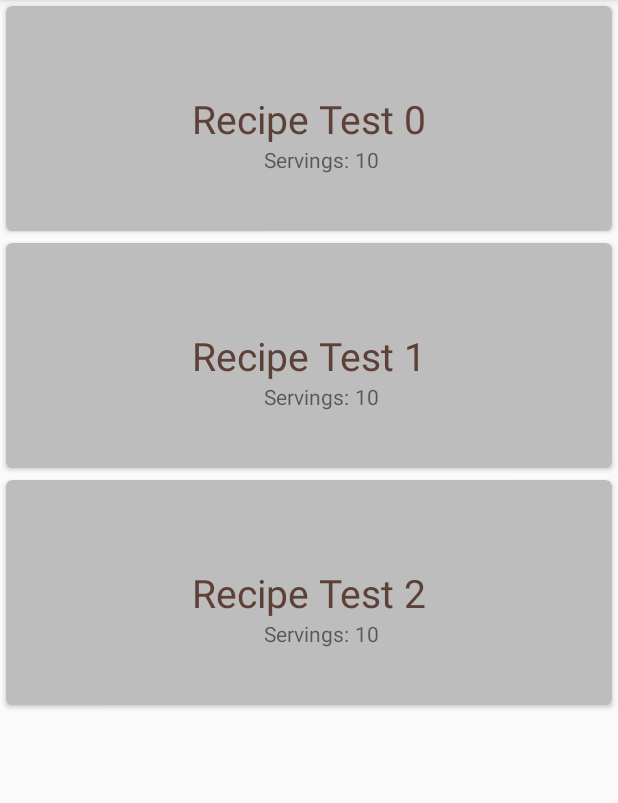
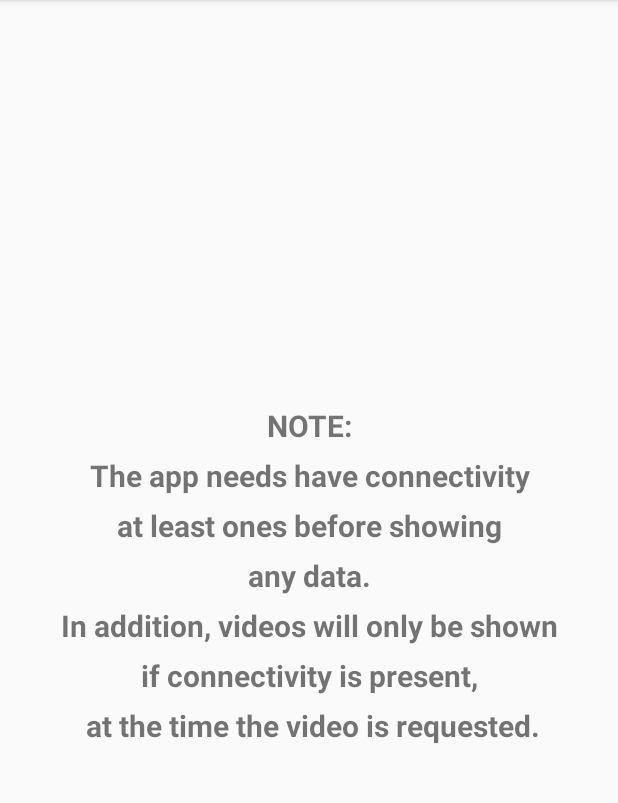
Before and after one commit to roblebob/ud801_BakingApp, an Android app: the screen it shows after launch (MainActivity), on a phone screen of 412 x 824 dp, the part 84-887 px from its top. Run offline under Robolectric (Android 15) with nearby library versions, the phone set to English and light mode, and no system bars; our stand-ins replace Room's generated code.

Commit message:
included empty page note when app starts the first time and no conectivity is present

```diff
--- a/app/src/main/java/com/roblebob/ud801_bakingapp/data/AppRepository.java
+++ b/app/src/main/java/com/roblebob/ud801_bakingapp/data/AppRepository.java
@@ -51,45 +51,25 @@ public class AppRepository {
     }
 
 
-
+    /**
+     *  methods providing the view models with the required live data from the database
+     */
 
     public LiveData<List<Recipe>> getRecipeListLive() {
         return mRecipeDao.loadRecipeListLive();
     }
-
     public LiveData<List<Ingredient>> getIngredientListLive(String recipeName) {
         return mIngredientDao.loadIngredientsLive(recipeName);
     }
-
-
-
-
     public LiveData<List<Step>> getStepListLive(String recipeName) {
         return mStepDao.loadStepListLive(recipeName);
     }
 
 
-
-
-
-
-    public void insert( Recipe recipe) {
-        Executors.getInstance().diskIO().execute( () -> mRecipeDao.insert( recipe));
-    }
-    public void insert( Ingredient ingredient) {
-        Executors.getInstance().diskIO().execute( () -> mIngredientDao.insert( ingredient));
-    }
-    public void insert( Step step) {
-        Executors.getInstance().diskIO().execute( () -> mStepDao.insert( step));
-    }
-    public void insert(AppState appState) {
-        Executors.getInstance().diskIO().execute( () -> mAppStateDao.insert( appState));
-    }
-
-
-
-
-
+    /**
+     *  Integrates the necessary data into the room database by first sending the http request,
+     *  then parse the string response throw json to entities of the data model.
+     */
 
     public void integrate() {
         Executors.getInstance().networkIO().execute( () -> {
@@ -140,16 +120,35 @@ public class AppRepository {
                 e.printStackTrace();
                 Log.e(this.getClass().getSimpleName(), "Error, while gathering json data");
             }
-
         });
     }
 
 
+    /**
+     * This method returns the entire result from the HTTP response, using the third party library
+     * OkHttp (part of the integration process)
+     *
+     * @param urlString The URL to fetch the HTTP response from (as a String and NOT as URL).
+     * @return The contents of the HTTP response.
+     * @throws IOException ...
+     */
+
+    public static String getResponseFromHttpUrl_OkHttp(String urlString)  throws IOException {
+
+        final OkHttpClient client = new OkHttpClient();
+
+        Request request = new Request.Builder()
+                .url(urlString)
+                .build();
+
+        try (Response response = client.newCall(request).execute()) {
+            return response.body().string();
+        }
+    }
 
 
-
-    /* *********************************************************************************************
-     * This method returns the entire result from the HTTP response.
+    /**
+     * (old/deprecated) This method returns the entire result from the HTTP response.
      *
      * @param   urlString The URL to fetch the HTTP response from (as a String and NOT as URL).
      * @return  The contents of the HTTP response.
@@ -174,20 +173,21 @@ public class AppRepository {
 
 
 
+    /**
+     * Insert a entities of the data model into the database
+     * (overloaded methods, part of the integration process)
+     */
 
-
-
-    public static String getResponseFromHttpUrl_OkHttp(String urlString)  throws IOException {
-
-        final OkHttpClient client = new OkHttpClient();
-
-        Request request = new Request.Builder()
-                .url(urlString)
-                .build();
-
-        try (Response response = client.newCall(request).execute()) {
-            return response.body().string();
-        }
-
+    public void insert( Recipe recipe) {
+        Executors.getInstance().diskIO().execute( () -> mRecipeDao.insert( recipe));
+    }
+    public void insert( Ingredient ingredient) {
+        Executors.getInstance().diskIO().execute( () -> mIngredientDao.insert( ingredient));
+    }
+    public void insert( Step step) {
+        Executors.getInstance().diskIO().execute( () -> mStepDao.insert( step));
+    }
+    public void insert(AppState appState) {
+        Executors.getInstance().diskIO().execute( () -> mAppStateDao.insert( appState));
     }
 }
--- a/app/src/main/java/com/roblebob/ud801_bakingapp/ui/MasterListFragment.java
+++ b/app/src/main/java/com/roblebob/ud801_bakingapp/ui/MasterListFragment.java
@@ -6,6 +6,7 @@ import android.util.Log;
 import android.view.LayoutInflater;
 import android.view.View;
 import android.view.ViewGroup;
+import android.widget.TextView;
 import android.widget.Toast;
 
 import androidx.annotation.NonNull;
@@ -52,6 +53,8 @@ public class MasterListFragment extends Fragment implements MasterRVAdapter.Item
         masterViewModel.getRecipeListLive().observe( getViewLifecycleOwner(), recipeList -> {
             Log.e(this.getClass().getSimpleName(), "recieving  " + recipeList.toString() );
             if (recipeList.size() != 0) {
+                ((RecyclerView) rootview.findViewById(R.id.master_RV)).setVisibility(View.VISIBLE);
+                ((TextView) rootview.findViewById(R.id.fragment_master_list_empty_tv)).setVisibility(View.GONE);
                 mMasterRVAdapter.submit(recipeList);
             } else {
                 mMasterRVAdapter.submit(TEST_LIST);
@@ -103,7 +106,7 @@ public class MasterListFragment extends Fragment implements MasterRVAdapter.Item
             mCallback = (OnRecipeClickListener) context;
         } catch (ClassCastException e) {
             throw new ClassCastException(context.toString()
-                    + " must implement OnImageClickListener");
+                    + " must implement OnRecipeClickListener");
         }
     }
 
--- a/app/src/main/res/layout-sw600dp-land/fragment_master_list.xml
+++ b/app/src/main/res/layout-sw600dp-land/fragment_master_list.xml
@@ -13,8 +13,21 @@
         android:layout_height="match_parent"
         android:layout_gravity="fill_vertical"
         android:alwaysDrawnWithCache="false"
+        android:visibility="gone"
+        />
+
+    <TextView
+        android:id="@+id/fragment_master_list_empty_tv"
+        android:layout_width="match_parent"
+        android:layout_height="match_parent"
+        android:gravity="center_horizontal|center_vertical"
+        android:textStyle="bold"
+        android:textSize="20sp"
+        android:text="@string/fragment_master_list_empty_note"
         android:visibility="visible"
+        android:lineSpacingExtra="10sp"
         />
+
 
     <View
         android:layout_width="1dp"
--- a/app/src/main/res/layout/activity_main.xml
+++ b/app/src/main/res/layout/activity_main.xml
@@ -1,5 +1,6 @@
 <?xml version="1.0" encoding="utf-8"?>
-<fragment
+
+<androidx.fragment.app.FragmentContainerView
     xmlns:android="http://schemas.android.com/apk/res/android"
     android:id="@+id/master_list_fragment"
     android:layout_width="match_parent"
--- a/app/src/main/res/layout/fragment_master_list.xml
+++ b/app/src/main/res/layout/fragment_master_list.xml
@@ -13,7 +13,19 @@
         android:layout_height="match_parent"
         android:layout_gravity="fill_vertical"
         android:alwaysDrawnWithCache="false"
+        android:visibility="gone"
+        />
+
+    <TextView
+        android:id="@+id/fragment_master_list_empty_tv"
+        android:layout_width="match_parent"
+        android:layout_height="match_parent"
+        android:gravity="center_horizontal|center_vertical"
+        android:textStyle="bold"
+        android:textSize="20sp"
+        android:text="@string/fragment_master_list_empty_note"
         android:visibility="visible"
+        android:lineSpacingExtra="10sp"
         />
 
 </LinearLayout>
--- a/app/src/main/res/values/strings.xml
+++ b/app/src/main/res/values/strings.xml
@@ -540,4 +540,5 @@
     <string name="app_widget_description">This is an app widget description</string>
     <string name="content_description_back_navigation_arrow">back navigation arrow</string>
     <string name="content_description_forward_navigation_arrow">forward navigation arrow</string>
+    <string name="fragment_master_list_empty_note">NOTE:\nThe app needs have connectivity\nat least ones before showing\nany data.\nIn addition, videos will only be shown\nif connectivity is present,\n at the time the video is requested.</string>
 </resources>
```
